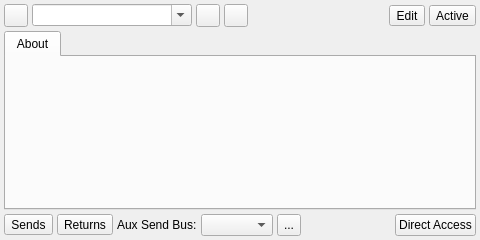
Old version of the form src/qtractorPluginForm.ui in the repository rncbc/qtractor.
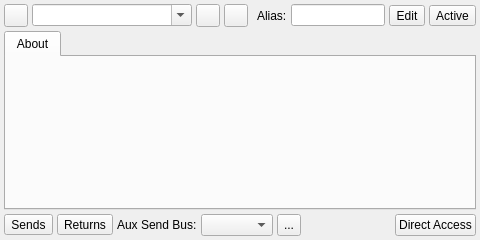
New version of the form. Icons and pictures are not drawn.

Commit message: - Plug-in name/alias make its debut... (EXPERIMENTAL)

```diff
--- a/src/qtractorPluginForm.ui
+++ b/src/qtractorPluginForm.ui
@@ -124,6 +124,26 @@
        </property>
       </spacer>
      </item>
+     <item>
+      <widget class="QLabel" name="AliasTextLabel">
+       <property name="text">
+        <string>Alias:</string>
+       </property>
+       <property name="buddy">
+        <cstring>AliasLineEdit</cstring>
+       </property>
+      </widget>
+     </item>
+     <item>
+      <widget class="QLineEdit" name="AliasLineEdit">
+       <property name="toolTip">
+        <string>Plugin alias</string>
+       </property>
+       <property name="text">
+        <string/>
+       </property>
+      </widget>
+     </item>
      <item>
       <widget class="QToolButton" name="EditToolButton">
        <property name="focusPolicy">
```
Left out of the diff: 1 changed line with no effect on the pictures. The commit also changes 6 other files.
